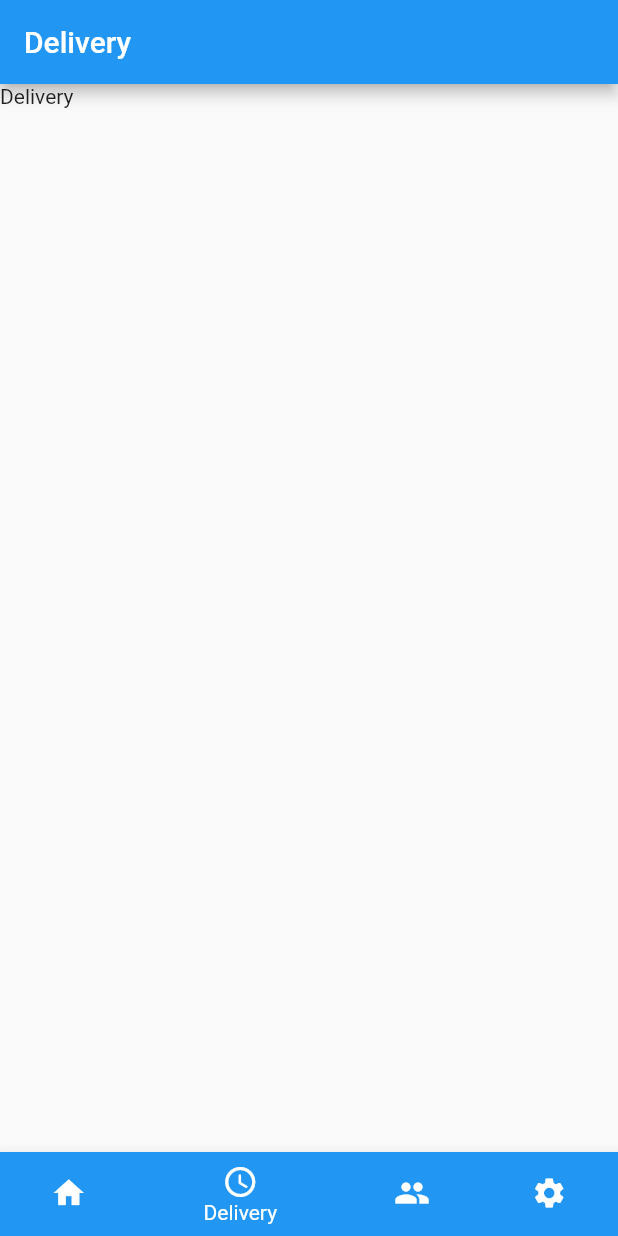
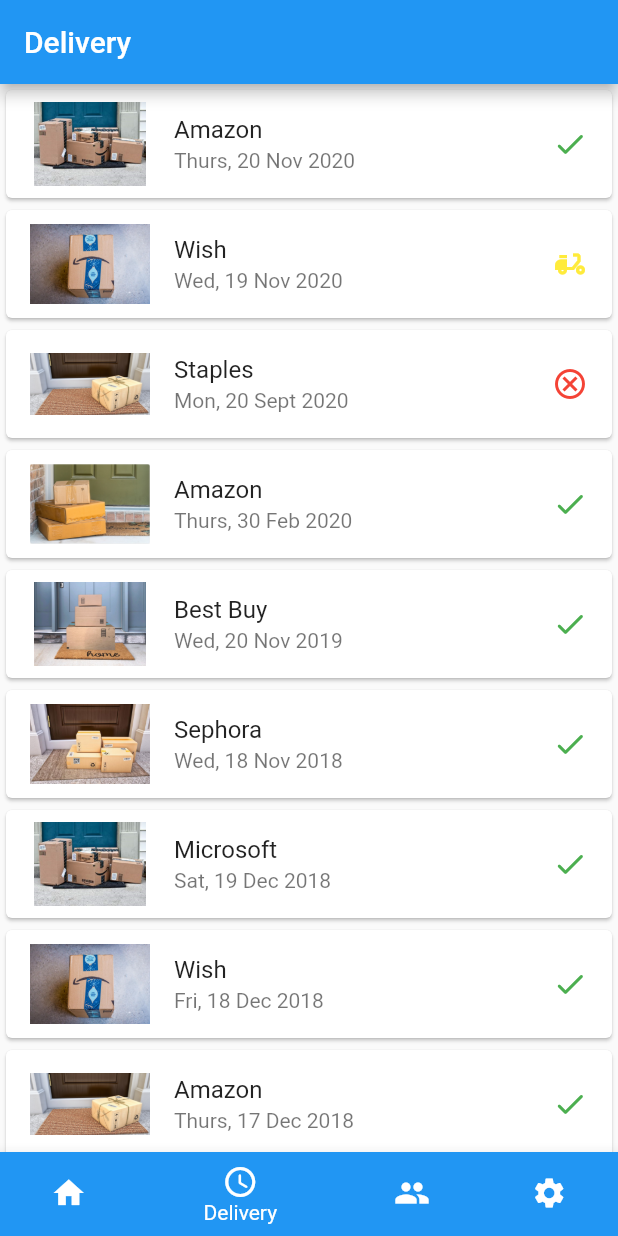
Before and after one commit to Porch-Guard-Capstone-Group/Porch_Guard, a Flutter app: the screen it shows after launch, item 2 of the bottom bar chosen, on a phone screen of 412 x 824 dp. Run offline on Flutter 3.47's test engine with Material 2 defaults, Android fonts, the phone set to English and light mode, and no system bars.

Commit message:
Delivery Page

```diff
--- a/lib/main.dart
+++ b/lib/main.dart
@@ -28,6 +28,7 @@
         visualDensity: VisualDensity.adaptivePlatformDensity,
       ),
       home: Base(),
+      debugShowCheckedModeBanner: false,
     );
   }
 }
--- a/lib/view/delivery/delivery.dart
+++ b/lib/view/delivery/delivery.dart
@@ -7,9 +7,35 @@
 class _DeliveryState extends State<Delivery>{
   @override
   Widget build(BuildContext context){
-    return Scaffold(
-      body: Text("Delivery"),
-
+    final packages = ['assets/packages/package1.png', 'assets/packages/package2.png', 'assets/packages/package3.png', 'assets/packages/package4.png',
+      'assets/packages/package5.png', 'assets/packages/package6.png', 'assets/packages/package1.png', 'assets/packages/package2.png', 'assets/packages/package3.png'];
+    final provider = ['Amazon', 'Wish', 'Staples', 'Amazon',
+      'Best Buy', 'Sephora', 'Microsoft', 'Wish', 'Amazon'];
+    final delivery_date = ['Thurs, 20 Nov 2020', 'Wed, 19 Nov 2020', 'Mon, 20 Sept 2020', 'Thurs, 30 Feb 2020',
+      'Wed, 20 Nov 2019', 'Wed, 18 Nov 2018', 'Sat, 19 Dec 2018', 'Fri, 18 Dec 2018', 'Thurs, 17 Dec 2018'];
+    final icons = [Icons.check_rounded, Icons.delivery_dining,
+      Icons.cancel_outlined, Icons.check_rounded, Icons.check_rounded,
+      Icons.check_rounded, Icons.check_rounded, Icons.check_rounded,
+      Icons.check_rounded];
+    final colors = [Colors.green, Colors.yellow,
+      Colors.red, Colors.green, Colors.green,
+      Colors.green, Colors.green, Colors.green,
+      Colors.green];
+    return ListView.builder(
+        itemCount: packages.length,
+        itemBuilder: (context, index) {
+      return Card(
+        child:ListTile(
+          // leading: CircleAvatar(
+          //   backgroundImage: AssetImage('assets/sun.jpg'),
+          // ),
+          leading: Image.asset(packages[index],width: 80,height: 80,),
+          title: Text(provider[index]),
+          subtitle: Text(delivery_date[index]),
+          trailing: Icon(icons[index], color: colors[index],),
+        ) ,
+      );
+      },
     );
   }
 }
```
Also changed, not shown: lib/view/home/home.dart (+55 -2 lines), pubspec.yaml (+4 -3 lines), assets/packages/package1.png (added), assets/packages/package2.png (added), assets/packages/package3.png (added), assets/packages/package4.png (added), assets/packages/package5.png (added), assets/packages/package6.png (added).
